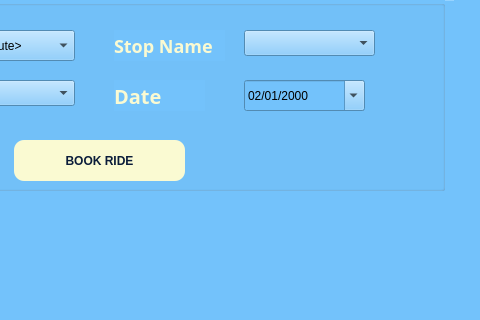
Old version of the form UI_Files/Student_RouteDetails.ui in the repository sakotiya/SPARTANRIDESJSU; both pictures show x 246 to 726 and y 120 to 440 of the 726 by 718 pixel window.
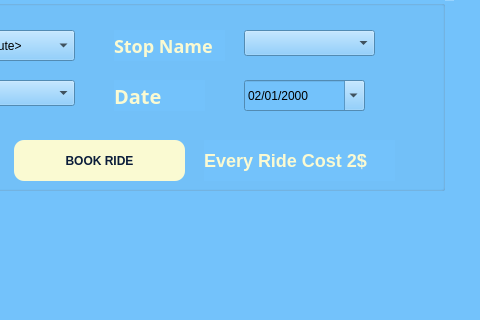
New version of the form. Icons and pictures are not drawn.

```diff
--- a/UI_Files/Student_RouteDetails.ui
+++ b/UI_Files/Student_RouteDetails.ui
@@ -456,6 +456,33 @@
      </rect>
     </property>
    </widget>
+   <widget class="QLabel" name="label_3">
+    <property name="geometry">
+     <rect>
+      <x>400</x>
+      <y>140</y>
+      <width>191</width>
+      <height>41</height>
+     </rect>
+    </property>
+    <property name="styleSheet">
+     <string notr="true">QLabel
+ {
+    color: #FAFAD2;
+    font-size: 18px;
+    font-weight: bold;
+}</string>
+    </property>
+    <property name="text">
+     <string>Every Ride Cost 2$</string>
+    </property>
+    <property name="scaledContents">
+     <bool>true</bool>
+    </property>
+    <property name="wordWrap">
+     <bool>true</bool>
+    </property>
+   </widget>
   </widget>
   <widget class="QLabel" name="MapImage">
    <property name="geometry">
```
Left out of the diff: 28 changed lines with no effect on the pictures.
